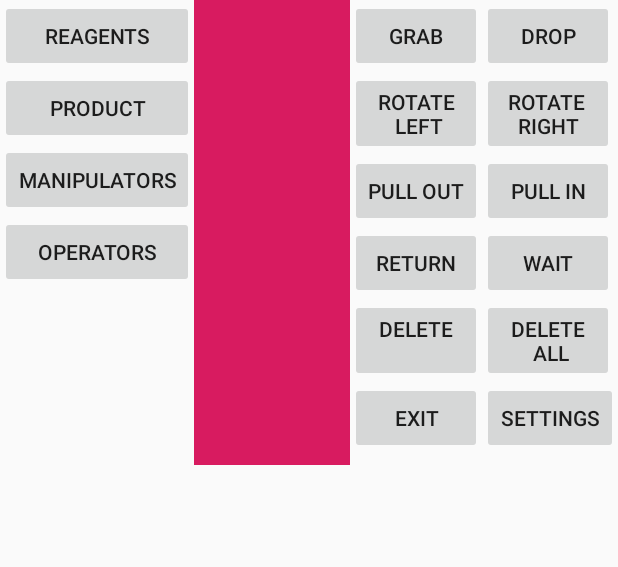
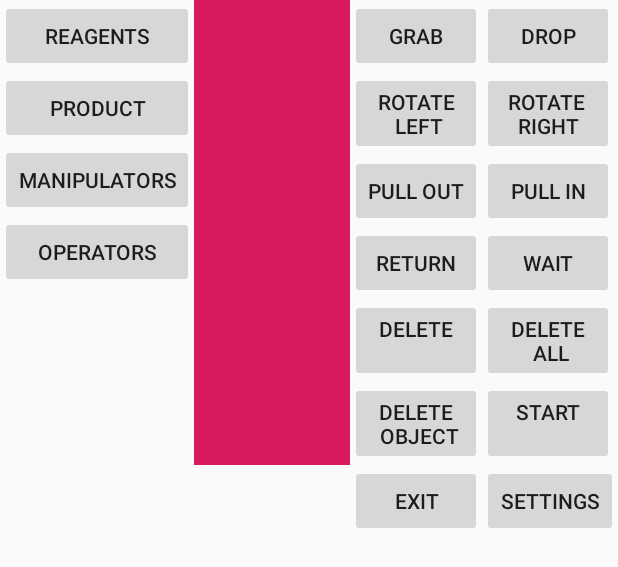
Before and after one commit to murovv/opus_magnum_game_field, an Android app: the layout activity_main.xml on its own in the app's theme, with its tools: preview values and no code run, on a phone screen of 412 x 824 dp. Shown: the top 567 px of the screen. Run offline under Robolectric (Android 15) with nearby library versions, the phone set to English and light mode, and no system bars.

Commit message:
алгоритм(????)

```diff
--- a/app/src/main/res/layout/activity_main.xml
+++ b/app/src/main/res/layout/activity_main.xml
@@ -92,6 +92,9 @@
         <Button android:layout_width="wrap_content" android:layout_height="wrap_content"
                 android:text="Delete\n all" android:id="@+id/deleteall"/>
         <Button android:layout_width="wrap_content" android:layout_height="wrap_content"
+        android:text="start\n"
+        android:id="@+id/start"/>
+        <Button android:layout_width="wrap_content" android:layout_height="wrap_content"
         android:text="Settings"
         android:id="@+id/settings"/>
 
@@ -121,9 +124,13 @@
         <Button android:layout_width="wrap_content" android:layout_height="wrap_content"
                 android:text="delete\n" android:id="@+id/delete"/>
         <Button android:layout_width="wrap_content" android:layout_height="wrap_content"
+                android:text="Delete\n object"
+        android:id="@+id/delete_object"/>
+        <Button android:layout_width="wrap_content" android:layout_height="wrap_content"
                 android:text="EXIT"
                 android:id="@+id/exit"
         />
+
         <TextView android:layout_width="match_parent"
                   android:layout_height="wrap_content"
                   android:id="@+id/choosen_item"/>
```
Also changed, not shown: app/src/main/java/com/example/opus_magnum_game_field/GameField.kt (+13 -0 lines).
